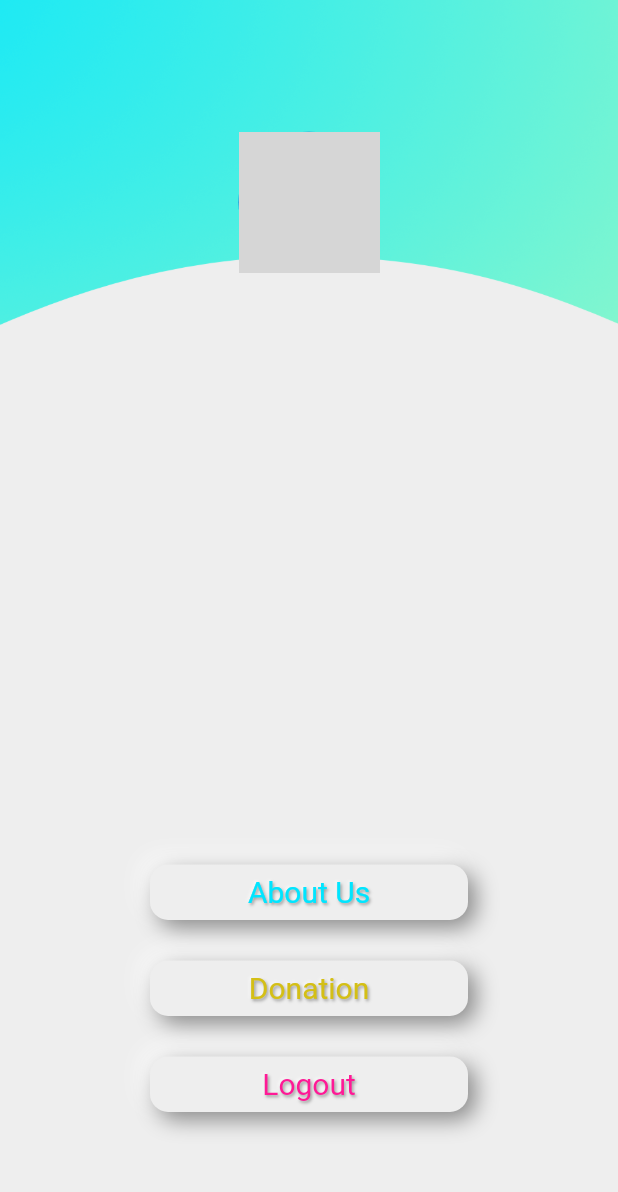
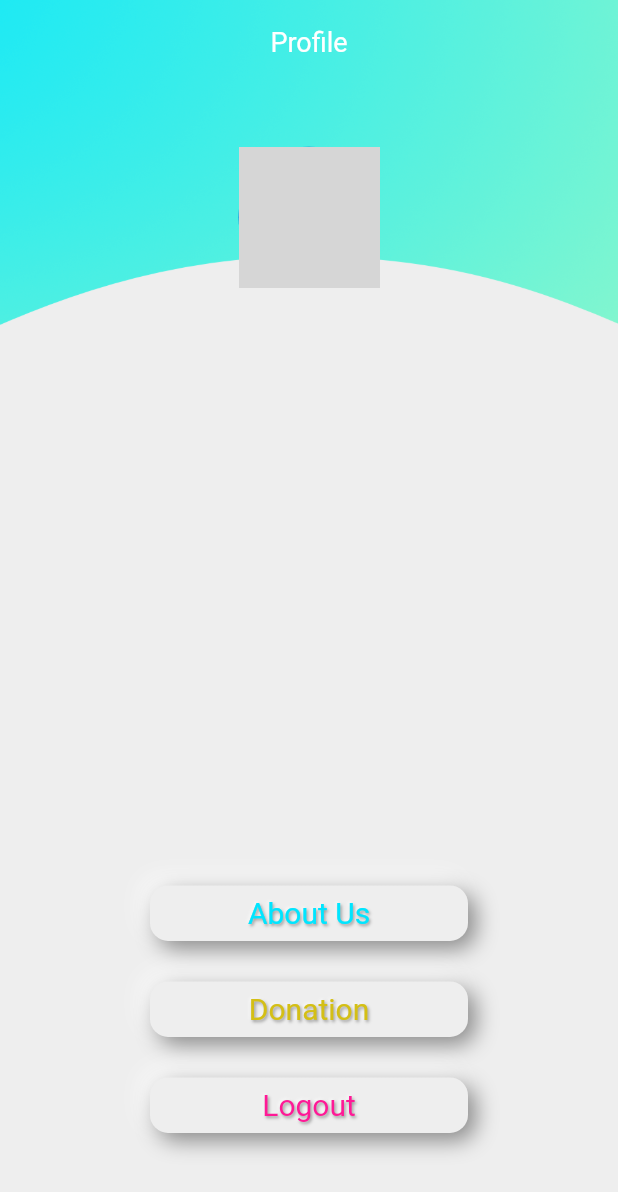
Before and after one commit to Furball-Tales/furball-tales, a Flutter app: the Profile screen opened directly, on a phone screen of 412 x 824 dp. Shown: the top 1192 px of the screen. Run offline on Flutter 3.47's test engine with Material 2 defaults, Android fonts, the phone set to English and light mode, and no system bars; drawn by our look-alikes of flutter_neumorphic; our stand-ins replace firebase_auth, firebase_database, firebase_storage, flutter_datetime_picker, google_sign_in, image_picker and 2 more; accounts and stored records are empty; network calls fail; grey boxes are pictures that could not be loaded.

Commit message:
made transparent profile appbar

```diff
--- a/furballTalesApp/lib/profile/profile.dart
+++ b/furballTalesApp/lib/profile/profile.dart
@@ -78,8 +78,21 @@ class Profile extends StatelessWidget {
 
   @override
   Widget build(BuildContext context) {
-    return NeumorphicTheme(
-      child: Scaffold(
+    return Scaffold(
+      appBar: AppBar(
+        title: Text(
+          'Profile',
+          style: TextStyle(
+            fontWeight: FontWeight.normal,
+            fontSize: 18.0,
+          ),
+        ),
+        centerTitle: true,
+        backgroundColor: Colors.transparent,
+        elevation: 0,
+        leading: Container(),
+      ),
+      extendBodyBehindAppBar: true,
       backgroundColor: Color(baseColor),
       body: Container(
         decoration: BoxDecoration(
@@ -87,13 +100,14 @@ class Profile extends StatelessWidget {
               image: AssetImage("assets/profile_background.png"),
               fit: BoxFit.cover),
         ),
+        child: NeumorphicTheme(
           child: SafeArea(
             child: Center(
               child: Column(
                 mainAxisAlignment: MainAxisAlignment.spaceAround,
                 children: <Widget>[
                   Padding(
-                    padding: const EdgeInsets.only(top: 32.0),
+                    padding: const EdgeInsets.only(bottom: 32.0),
                     child: Column(
                       mainAxisAlignment: MainAxisAlignment.start,
                       children: [
@@ -106,7 +120,6 @@ class Profile extends StatelessWidget {
                           child: Text(
                             '$name',
                             style: TextStyle(
-                              // fontFamily: 'SourceSansPro',
                               fontSize: 22,
                               fontWeight: FontWeight.bold,
                               color: Colors.cyanAccent[700],
@@ -117,9 +130,8 @@ class Profile extends StatelessWidget {
                           '$email',
                           style: TextStyle(
                             fontSize: 16,
-                            // fontFamily: 'SourceSansPro',
                             color: Colors.grey[500],
-                            // letterSpacing: 2.5,
+                            letterSpacing: 0.2,
                           ),
                         ),
                       ],
```
Also changed, not shown: furballTalesApp/lib/Dashboard/ItemCard.dart (deleted, +0 -33 lines), furballTalesApp/lib/Dashboard/dashboard.dart (+2 -47 lines). Lines whose indentation alone changed are shown as unchanged.
